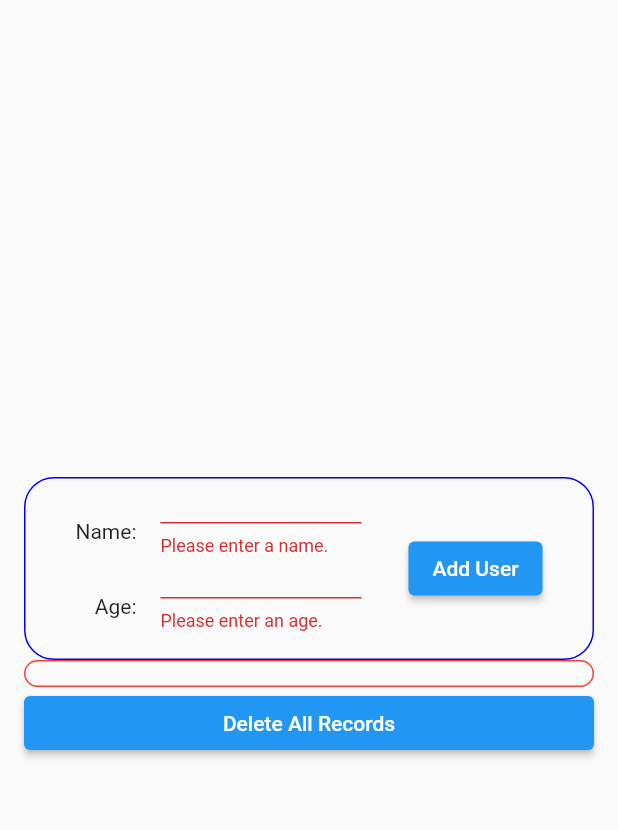
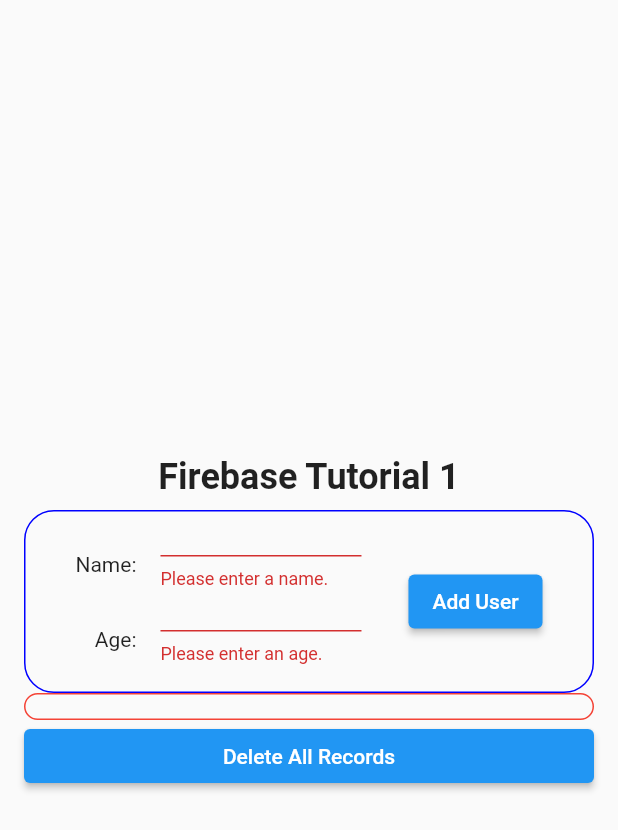
Before and after one commit to 0845054/firebasetutorial, a Flutter app: the screen it shows after launch, on a phone screen of 412 x 824 dp. Shown: the top 830 px of the screen. Run offline on Flutter 3.47's test engine with Material 2 defaults, Android fonts, the phone set to English and light mode, and no system bars; our stand-ins replace cloud_firestore, firebase_core, hooks_riverpod; accounts and stored records are empty.

Commit message:
4th commit

```diff
--- a/lib/view/myhomepage.dart
+++ b/lib/view/myhomepage.dart
@@ -13,6 +13,7 @@
         child: Column(
           mainAxisAlignment: MainAxisAlignment.center,
           children: const [
+            AppTitle(),
             AddUser(),
             ShowCollection(),
             DeleteButton(),
@@ -22,3 +23,18 @@
     );
   }
 }
+
+class AppTitle extends StatelessWidget {
+  const AppTitle({Key? key}) : super(key: key);
+
+  @override
+  Widget build(BuildContext context) {
+    return Container(
+      margin: const EdgeInsets.all(8.0),
+      child: const Text(
+        'Firebase Tutorial 1',
+        style: TextStyle(fontSize: 24, fontWeight: FontWeight.w700),
+      ),
+    );
+  }
+}
--- a/lib/widgets/showcollection.dart
+++ b/lib/widgets/showcollection.dart
@@ -46,6 +46,7 @@
         itemCount: _doc.length,
         itemBuilder: (context, index) {
           return Container(
+            margin: const EdgeInsets.all(8.0),
             width: 150,
             padding: const EdgeInsets.all(8.0),
             decoration: BoxDecoration(
```
